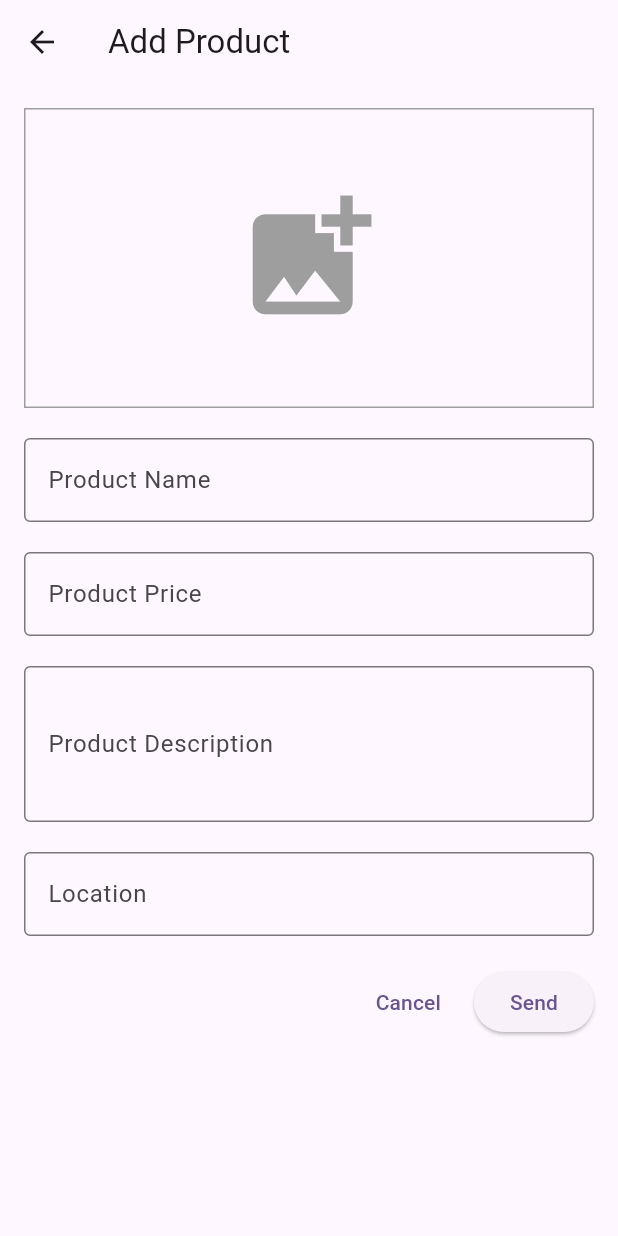
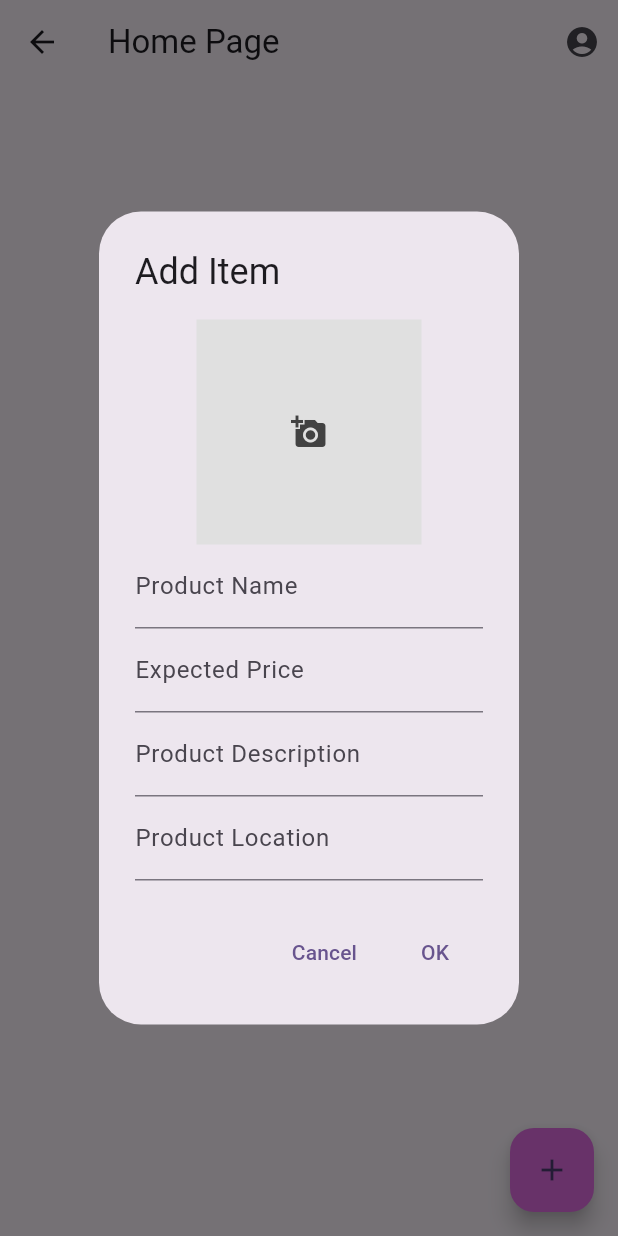
Before and after one commit to IamNikitaDhakal/ForBabyProject_ByFlutter, a Flutter app: the HomePage screen opened directly, after a tap on the "add" icon, on a phone screen of 412 x 824 dp. Run offline on Flutter 3.47's test engine with Material 3 defaults, Android fonts, the phone set to English and light mode, and no system bars; our stand-ins replace file_picker, image_picker, sqflite; accounts and stored records are empty.

Commit message:
login , Signup and AddItems

```diff
--- a/lib/Components/button.dart
+++ b/lib/Components/button.dart
@@ -13,12 +13,12 @@ class Button extends StatelessWidget {
       margin: const EdgeInsets.symmetric(vertical: 8),
       width: size.width * .9,
       decoration: BoxDecoration(
-          color: primaryColor, borderRadius: BorderRadius.circular(8)),
+          color: submitcolor, borderRadius: BorderRadius.circular(8)),
       child: TextButton(
         onPressed: press,
         child: Text(
           label,
-          style: const TextStyle(color: Colors.amber),
+          style: const TextStyle(color: Colors.white),
         ),
       ),
     );
--- a/lib/Components/colors.dart
+++ b/lib/Components/colors.dart
@@ -1,4 +1,6 @@
 import 'package:flutter/material.dart';
 
-const primaryColor = Color.fromARGB(255, 194, 227, 252);
-const backgroundColor = Colors.white;
+const textcolor = Colors.black;
+const textfieldcolor = Color.fromARGB(255, 194, 227, 252);
+const submitcolor = Color.fromARGB(255, 226, 110, 229);
+const errorcolor = Color.fromARGB(255, 255, 0, 25);
--- /dev/null
+++ b/lib/JSON/items.dart
@@ -0,0 +1,45 @@
+class Item {
+  final int id;
+  final String productName;
+  final double expectedPrice;
+  final String productDescription;
+  final String productLocation;
+  final String imagePath; // Updated to non-nullable
+  final String createdAt;
+  final String? updatedAt;
+
+  Item({
+    required this.id,
+    required this.productName,
+    required this.expectedPrice,
+    required this.productDescription,
+    required this.productLocation,
+    required this.imagePath,
+    required this.createdAt,
+    this.updatedAt,
+  });
+
+  factory Item.fromMap(Map<String, dynamic> map) => Item(
+        id: map['id'],
+        productName: map['productName'],
+        expectedPrice: map['expectedPrice'],
+        productDescription: map['productDescription'],
+        productLocation: map['productLocation'],
+        imagePath: map['imagePath'],
+        createdAt: map['createdAt'],
+        updatedAt: map['updatedAt'],
+      );
+
+  Map<String, dynamic> toMap() {
+    return {
+      'id': id,
+      'productName': productName,
+      'expectedPrice': expectedPrice,
+      'productDescription': productDescription,
+      'productLocation': productLocation,
+      'imagePath': imagePath,
+      'createdAt': createdAt,
+      'updatedAt': updatedAt,
+    };
+  }
+}
--- /dev/null
+++ b/lib/SQLite/additem_db.dart
@@ -0,0 +1,88 @@
+import 'package:image_picker/image_picker.dart';
+import 'package:sqflite/sqflite.dart';
+import 'package:flutterproject/SQLite/database_service.dart';
+import 'package:flutterproject/JSON/items.dart';
+
+class ItemDB {
+  final String tableName = 'items';
+
+  Future<void> createTable(Database database) async {
+    await database.execute(
+      '''CREATE TABLE IF NOT EXISTS $tableName (
+        "id" INTEGER NOT NULL PRIMARY KEY AUTOINCREMENT,
+        "productName" TEXT NOT NULL,
+        "expectedPrice" REAL NOT NULL,
+        "productDescription" TEXT NOT NULL,
+        "productLocation" TEXT NOT NULL,
+        "imagePath" TEXT,  // New column for image path
+        "createdAt" INTEGER NOT NULL DEFAULT (cast(strftime('%s','now') as INTEGER)),
+        "updatedAt" INTEGER
+      );''',
+    );
+  }
+
+  Future<int> create({
+    required String productName,
+    required double expectedPrice,
+    required String productDescription,
+    required String productLocation,
+    String? imagePath, // New parameter for image path
+  }) async {
+    final database = await DatabaseService().database;
+    return await database.rawInsert(
+      '''INSERT INTO $tableName (productName, expectedPrice, productDescription, productLocation, imagePath, createdAt) VALUES (?, ?, ?, ?, ?, ?)''',
+      [
+        productName,
+        expectedPrice,
+        productDescription,
+        productLocation,
+        imagePath, // Insert image path
+        DateTime.now().millisecondsSinceEpoch,
+      ],
+    );
+  }
+
+  // Fetch methods remain the same
+
+  Future<int> update({
+    required int id,
+    String? productName,
+    double? expectedPrice,
+    String? productDescription,
+    String? productLocation,
+    String? imagePath, // New parameter for image path
+  }) async {
+    final database = await DatabaseService().database;
+    return await database.update(
+      tableName,
+      {
+        if (productName != null) 'productName': productName,
+        if (expectedPrice != null) 'expectedPrice': expectedPrice,
+        if (productDescription != null)
+          'productDescription': productDescription,
+        if (productLocation != null) 'productLocation': productLocation,
+        if (imagePath != null) 'imagePath': imagePath, // Update image path
+        'updatedAt': DateTime.now().millisecondsSinceEpoch,
+      },
+      where: 'id = ?',
+      whereArgs: [id],
+      conflictAlgorithm: ConflictAlgorithm.rollback,
+    );
+  }
+
+  Future<List<Item>> fetchAll() async {
+    final database = await DatabaseService().database;
+    final items = await database.query(tableName);
+    return items.map((item) => Item.fromMap(item)).toList();
+  }
+
+  // Method to pick an image from device storage
+  Future<String?> pickImage() async {
+    final picker = ImagePicker();
+    final pickedFile = await picker.pickImage(source: ImageSource.gallery);
+    if (pickedFile != null) {
+      return pickedFile.path;
+    }
+    return null;
+  }
+}
--- /dev/null
+++ b/lib/SQLite/database_service.dart
@@ -0,0 +1,33 @@
+import 'package:sqflite/sqflite.dart';
+import 'package:path/path.dart';
+import 'package:flutterproject/SQLite/additem_db.dart';
+
+class DatabaseService {
+  static final DatabaseService _instance = DatabaseService._internal();
+  static Database? _database;
+
+  DatabaseService._internal();
+
+  factory DatabaseService() {
+    return _instance;
+  }
+
+  Future<Database> get database async {
+    if (_database != null) return _database!;
+    _database = await _initDatabase();
+    return _database!;
+  }
+
+  Future<Database> _initDatabase() async {
+    final databasePath = await getDatabasesPath();
+    final path = join(databasePath, 'my_database.db');
+
+    return await openDatabase(
+      path,
+      version: 1,
+      onCreate: (db, version) async {
+        await ItemDB().createTable(db);
+      },
+    );
+  }
+}
--- /dev/null
+++ b/lib/Views/additems.dart
@@ -0,0 +1,139 @@
+import 'dart:io';
+
+import 'package:flutter/material.dart';
+import 'package:file_picker/file_picker.dart';
+import 'package:flutterproject/JSON/items.dart';
+
+class AddItems extends StatefulWidget {
+  final Item? item;
+  final ValueChanged<Map<String, dynamic>> onSubmit;
+
+  const AddItems({
+    super.key,
+    this.item,
+    required this.onSubmit,
+  });
+
+  @override
+  State<AddItems> createState() => _AddItemsState();
+}
+
+class _AddItemsState extends State<AddItems> {
+  final TextEditingController _productNameController = TextEditingController();
+  final TextEditingController _expectedPriceController =
+      TextEditingController();
+  final TextEditingController _productDescriptionController =
+      TextEditingController();
+  final TextEditingController _productLocationController =
+      TextEditingController();
+  final formKey = GlobalKey<FormState>();
+  File? _imageFile;
+
+  @override
+  void initState() {
+    super.initState();
+    if (widget.item != null) {
+      _productNameController.text = widget.item!.productName;
+      _expectedPriceController.text = widget.item!.expectedPrice.toString();
+      _productDescriptionController.text = widget.item!.productDescription;
+      _productLocationController.text = widget.item!.productLocation;
+    }
+  }
+
+  Future<void> _pickImage() async {
+    FilePickerResult? result = await FilePicker.platform.pickFiles(
+      type: FileType.image,
+      allowMultiple: false,
+    );
+
+    if (result != null) {
+      setState(() {
+        _imageFile = File(result.files.single.path!);
+      });
+    }
+  }
+
+  @override
+  Widget build(BuildContext context) {
+    final isEditing = widget.item != null;
+    return AlertDialog(
+      title: Text(isEditing ? 'Edit Item' : 'Add Item'),
+      content: Form(
+        key: formKey,
+        child: SingleChildScrollView(
+          child: Column(
+            mainAxisSize: MainAxisSize.min,
+            children: [
+              GestureDetector(
+                onTap: _pickImage,
+                child: _imageFile != null
+                    ? Image.file(
+                        _imageFile!,
+                        height: 150,
+                        width: 150,
+                        fit: BoxFit.cover,
+                      )
+                    : Container(
+                        height: 150,
+                        width: 150,
+                        color: Colors.grey[300],
+                        child: Icon(
+                          Icons.add_a_photo,
+                          color: Colors.grey[800],
+                        ),
+                      ),
+              ),
+              TextFormField(
+                controller: _productNameController,
+                decoration: const InputDecoration(labelText: 'Product Name'),
+                validator: (value) => value != null && value.isEmpty
+                    ? 'Product Name is required'
+                    : null,
+              ),
+              TextFormField(
+                controller: _expectedPriceController,
+                decoration: const InputDecoration(labelText: 'Expected Price'),
+                keyboardType: TextInputType.number,
+                validator: (value) => value != null && value.isEmpty
+                    ? 'Expected Price is required'
+                    : null,
+              ),
+              TextFormField(
+                controller: _productDescriptionController,
+                decoration:
+                    const InputDecoration(labelText: 'Product Description'),
+              ),
+              TextFormField(
+                controller: _productLocationController,
+                decoration:
+                    const InputDecoration(labelText: 'Product Location'),
+              ),
+            ],
+          ),
+        ),
+      ),
+      actions: [
+        TextButton(
+          onPressed: () => Navigator.pop(context),
+          child: const Text('Cancel'),
+        ),
+        TextButton(
+          onPressed: () {
+            if (formKey.currentState!.validate()) {
+              final formData = {
+                'productName': _productNameController.text,
+                'expectedPrice':
+                    double.tryParse(_expectedPriceController.text) ?? 0.0,
+                'productDescription': _productDescriptionController.text,
+                'productLocation': _productLocationController.text,
+              };
+              widget.onSubmit(formData);
+              Navigator.pop(context);
+            }
+          },
+          child: const Text('OK'),
+        ),
+      ],
+    );
+  }
+}
--- a/lib/Views/form_page.dart
+++ /dev/null
@@ -1,209 +0,0 @@
-// ignore_for_file: avoid_print, library_private_types_in_public_api
-
-import 'dart:io';
-
-import 'package:flutter/material.dart';
-import 'package:google_maps_flutter/google_maps_flutter.dart';
-import 'package:image_picker/image_picker.dart';
-
-class FormPage extends StatefulWidget {
-  const FormPage({super.key});
-
-  @override
-  _FormPageState createState() => _FormPageState();
-}
-
-class _FormPageState extends State<FormPage> {
-  final TextEditingController _nameController = TextEditingController();
-  final TextEditingController _priceController = TextEditingController();
-  final TextEditingController _descriptionController = TextEditingController();
-  final TextEditingController _locationController = TextEditingController();
-
-  File? _imageFile;
-
-  final ImagePicker _picker = ImagePicker();
-
-  LatLng? _selectedLocation;
-
-  Future<void> _getImage() async {
-    final pickedFile = await _picker.pickImage(source: ImageSource.gallery);
-
-    setState(() {
-      if (pickedFile != null) {
-        _imageFile = File(pickedFile.path);
-      } else {
-        print('No image selected.');
-      }
-    });
-  }
-
-  @override
-  Widget build(BuildContext context) {
-    return Scaffold(
-      appBar: AppBar(
-        title: const Text('Add Product'),
-      ),
-      body: Padding(
-        padding: const EdgeInsets.all(16.0),
-        child: SingleChildScrollView(
-          child: Column(
-            crossAxisAlignment: CrossAxisAlignment.start,
-            children: [
-              GestureDetector(
-                onTap: _getImage,
-                child: Container(
-                  width: double.infinity,
-                  height: 200,
-                  decoration: BoxDecoration(
-                    border: Border.all(color: Colors.grey),
-                  ),
-                  child: _imageFile != null
-                      ? Image.file(
-                          _imageFile!,
-                          fit: BoxFit.cover,
-                        )
-                      : const Icon(Icons.add_photo_alternate,
-                          size: 100, color: Colors.grey),
-                ),
-              ),
-              const SizedBox(height: 20),
-              TextFormField(
-                controller: _nameController,
-                decoration: const InputDecoration(
-                  labelText: 'Product Name',
-                  border: OutlineInputBorder(),
-                ),
-              ),
-              const SizedBox(height: 20),
-              TextFormField(
-                controller: _priceController,
-                keyboardType: TextInputType.number,
-                decoration: const InputDecoration(
-                  labelText: 'Product Price',
-                  border: OutlineInputBorder(),
-                ),
-              ),
-              const SizedBox(height: 20),
-              TextFormField(
-                controller: _descriptionController,
-                maxLines: 3,
-                decoration: const InputDecoration(
-                  labelText: 'Product Description',
-                  border: OutlineInputBorder(),
-                ),
-              ),
-              const SizedBox(height: 20),
-              TextFormField(
-                controller: _locationController,
-                readOnly: true,
-                onTap: _openMapPicker,
-                decoration: const InputDecoration(
-                  labelText: 'Location',
-                  border: OutlineInputBorder(),
-                ),
-              ),
-              const SizedBox(height: 20),
-              Row(
-                mainAxisAlignment: MainAxisAlignment.end,
-                children: [
-                  TextButton(
-                    onPressed: () {
-                      Navigator.pop(context);
-                    },
-                    child: const Text('Cancel'),
-                  ),
-                  const SizedBox(width: 10),
-                  ElevatedButton(
-                    onPressed: () {
-                      _submitForm();
-                    },
-                    child: const Text('Send'),
-                  ),
-                ],
-              ),
-            ],
-          ),
-        ),
-      ),
-    );
-  }
-
-  void _submitForm() {
-    final String productName = _nameController.text.trim();
-    final String productPrice = _priceController.text.trim();
-    final String productDescription = _descriptionController.text.trim();
-    final String productLocation = _locationController.text.trim();
-
-    if (productName.isEmpty ||
-        productPrice.isEmpty ||
-        productDescription.isEmpty ||
-        productLocation.isEmpty) {
-      ScaffoldMessenger.of(context).showSnackBar(
-        const SnackBar(content: Text('Please fill all the fields')),
-      );
-    } else {
-      print('Product Name: $productName');
-      print('Product Price: $productPrice');
-      print('Product Description: $productDescription');
-      print('Location: $productLocation');
-      if (_imageFile != null) {
-        print('Image Path: ${_imageFile!.path}');
-      }
-
-      _nameController.clear();
-      _priceController.clear();
-      _descriptionController.clear();
-      _locationController.clear();
-
-      Navigator.pop(context);
-    }
-  }
-
-  void _openMapPicker() {
-    Navigator.of(context).push(MaterialPageRoute<void>(
-      builder: (BuildContext context) {
-        return Scaffold(
-          appBar: AppBar(title: const Text('Select Location')),
-          body: GoogleMap(
-            initialCameraPosition: const CameraPosition(
-              target: LatLng(0, 0),
-              zoom: 15,
-            ),
-            onTap: _selectedLocation,
-            markers: _selectedLocation != null
-                ? {
-                    Marker(
-                      markerId: const MarkerId('selected-location'),
-                      position: _selectedLocation!,
-                    )
-                  }
-                : {},
-          ),
-          floatingActionButton: FloatingActionButton(
-            onPressed: () {
-              Navigator.pop(context, _selectedLocation);
-            },
-            child: const Icon(Icons.check),
-          ),
-        );
-      },
-    )).then((value) {
-      if (value != null) {
-        setState(() {
-          _selectedLocation = value;
-          _locationController.text =
-              '${_selectedLocation!.latitude}, ${_selectedLocation!.longitude}';
-        });
-      }
-    });
-  }
-
-  @override
-  void dispose() {
-    _nameController.dispose();
-    _priceController.dispose();
-    _descriptionController.dispose();
-    _locationController.dispose();
-    super.dispose();
-  }
-}
--- a/lib/Views/homepage.dart
+++ b/lib/Views/homepage.dart
@@ -1,10 +1,56 @@
+// ignore_for_file: library_private_types_in_public_api
+
 import 'package:flutter/material.dart';
 import 'package:flutterproject/Components/colors.dart';
 import 'package:flutterproject/Views/profile.dart';
-import 'package:flutterproject/Views/form_page.dart'; // Import the form page
+import 'package:flutterproject/Views/additems.dart';
+import 'package:flutterproject/JSON/items.dart';
+import 'package:flutterproject/SQLite/additem_db.dart';
 
-class HomePage extends StatelessWidget {
+class HomePage extends StatefulWidget {
   const HomePage({super.key});
+
+  @override
+  _HomePageState createState() => _HomePageState();
+}
+
+class _HomePageState extends State<HomePage> {
+  late List<Item> items;
+  final ItemDB itemDB = ItemDB();
+
+  @override
+  void initState() {
+    super.initState();
+    items = [];
+    _fetchItems();
+  }
+
+  Future<void> _fetchItems() async {
+    final fetchedItems = await itemDB.fetchAll();
+    setState(() {
+      items = fetchedItems;
+    });
+  }
+
+  void _handleSubmit(Map<String, dynamic> formData) async {
+    if (formData['id'] != null) {
+      await itemDB.update(
+        id: formData['id'],
+        productName: formData['productName'],
+        expectedPrice: formData['expectedPrice'],
+        productDescription: formData['productDescription'],
+        productLocation: formData['productLocation'],
+      );
+    } else {
+      await itemDB.create(
+        productName: formData['productName'],
+        expectedPrice: formData['expectedPrice'],
+        productDescription: formData['productDescription'],
+        productLocation: formData['productLocation'],
+      );
+    }
+    _fetchItems();
+  }
 
   @override
   Widget build(BuildContext context) {
@@ -23,21 +69,38 @@ class HomePage extends StatelessWidget {
           ),
         ],
       ),
-      body: const Center(
-        child: Text(
-          'Welcome to the Home Page!',
-          style: TextStyle(fontSize: 24, color: primaryColor),
-        ),
+      body: ListView.builder(
+        itemCount: items.length,
+        itemBuilder: (context, index) {
+          final item = items[index];
+          return ListTile(
+            title: Text(item.productName),
+            subtitle: Text('Expected Price: ${item.expectedPrice}'),
+            onTap: () {
+              showDialog(
+                context: context,
+                builder: (context) => AddItems(
+                  item: item,
+                  onSubmit: (formData) {
+                    formData['id'] = item.id;
+                    _handleSubmit(formData);
+                  },
+                ),
+              );
+            },
+          );
+        },
       ),
       floatingActionButton: FloatingActionButton(
         onPressed: () {
-          Navigator.push(
-            context,
-            MaterialPageRoute(
-                builder: (context) =>
-                    const FormPage()), // Navigate to the form page
+          showDialog(
+            context: context,
+            builder: (context) => AddItems(
+              onSubmit: _handleSubmit,
+            ),
           );
         },
+        backgroundColor: submitcolor,
         child: const Icon(Icons.add),
       ),
     );
--- a/lib/Views/profile.dart
+++ b/lib/Views/profile.dart
@@ -18,13 +18,13 @@ class Profile extends StatelessWidget {
                 mainAxisAlignment: MainAxisAlignment.center,
                 children: [
                   const CircleAvatar(
-                    backgroundColor: primaryColor,
+                    backgroundColor: textfieldcolor,
                     radius: 75,
                   ),
                   const SizedBox(height: 10),
                   const Text(
                     "Nikita Dhakal",
-                    style: TextStyle(fontSize: 28, color: primaryColor),
+                    style: TextStyle(fontSize: 28, color: textfieldcolor),
                   ),
                   const Text(
                     "nikitadhakal@gmail.com",
--- a/pubspec.yaml
+++ b/pubspec.yaml
@@ -38,7 +38,8 @@ dependencies:
   sqflite: ^2.3.3+1
   path: ^1.9.0
   image_picker: ^1.1.2
-  google_maps_flutter: ^2.7.0
+  intl: ^0.19.0
+  file_picker: ^8.0.3
 
 dev_dependencies:
   flutter_test:
```
Also changed, not shown: lib/Components/textfield.dart (+8 -7 lines), lib/Views/login.dart (+12 -7 lines), lib/Views/signup.dart (+13 -4 lines), assets/logo.jpg, pubspec.lock.
